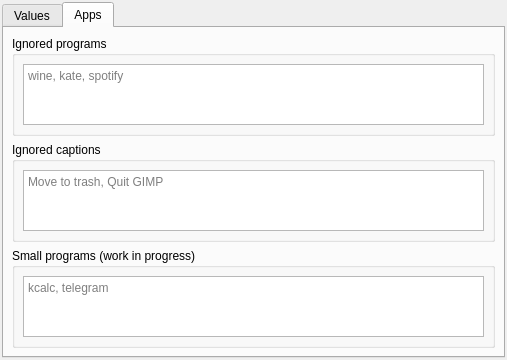
Before: the Qt Designer form contents/ui/config.ui in Jazqa/kwin-quarter-tiling, drawn with Qt 5.
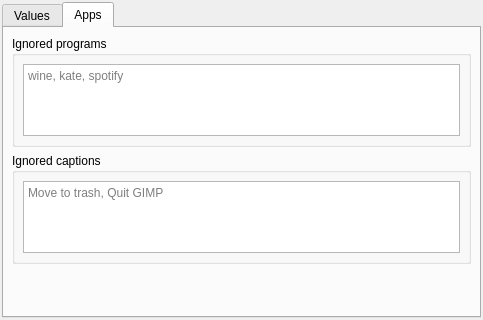
After: the same form once the commit is applied. The open tabs and pages were chosen to show the change.

The edit to the form file:
```diff
--- a/contents/ui/config.ui
+++ b/contents/ui/config.ui
@@ -6,8 +6,8 @@
    <rect>
     <x>0</x>
     <y>0</y>
-    <width>507</width>
-    <height>360</height>
+    <width>483</width>
+    <height>320</height>
    </rect>
   </property>
   <property name="sizePolicy">
@@ -50,7 +50,7 @@
    <property name="bottomMargin">
     <number>2</number>
    </property>
-   <item alignment="Qt::AlignHCenter">
+   <item>
     <widget class="QTabWidget" name="tabs">
      <property name="enabled">
       <bool>true</bool>
@@ -1051,52 +1051,6 @@
             </layout>
            </widget>
           </item>
-          <item>
-           <widget class="QGroupBox" name="groupBox_smallPrograms">
-            <property name="title">
-             <string>Small programs (work in progress)</string>
-            </property>
-            <layout class="QVBoxLayout" name="verticalLayout_5">
-             <property name="spacing">
-              <number>8</number>
-             </property>
-             <property name="leftMargin">
-              <number>8</number>
-             </property>
-             <property name="topMargin">
-              <number>8</number>
-             </property>
-             <property name="rightMargin">
-              <number>8</number>
-             </property>
-             <property name="bottomMargin">
-              <number>8</number>
-             </property>
-             <item>
-              <widget class="QPlainTextEdit" name="kcfg_smallPrograms">
-               <property name="sizePolicy">
-                <sizepolicy hsizetype="Minimum" vsizetype="Preferred">
-                 <horstretch>0</horstretch>
-                 <verstretch>0</verstretch>
-                </sizepolicy>
-               </property>
-               <property name="maximumSize">
-                <size>
-                 <width>800</width>
-                 <height>128</height>
-                </size>
-               </property>
-               <property name="sizeAdjustPolicy">
-                <enum>QAbstractScrollArea::AdjustToContents</enum>
-               </property>
-               <property name="placeholderText">
-                <string>kcalc, telegram</string>
-               </property>
-              </widget>
-             </item>
-            </layout>
-           </widget>
-          </item>
          </layout>
         </widget>
        </item>
```
Left out of the diff: 6 changed lines with no effect on the pictures.
